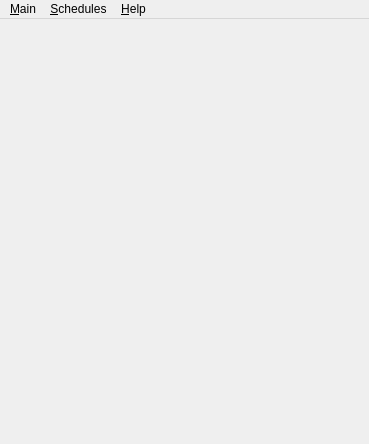
seberm/salarm, file src/ui/mainwindow.ui: the form before one commit.
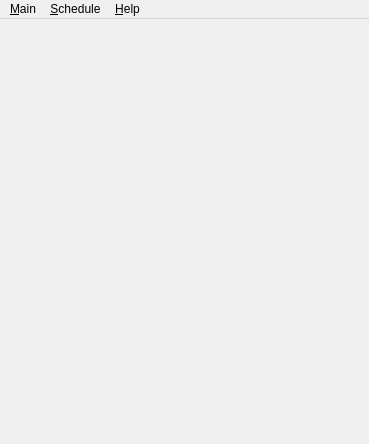
The form after the commit. Icons and pictures are not drawn.

Commit message: Deletion of schedules is now workin'.

```diff
--- a/src/ui/mainwindow.ui
+++ b/src/ui/mainwindow.ui
@@ -49,7 +49,7 @@
    </widget>
    <widget class="QMenu" name="menuSchedule">
     <property name="title">
-     <string>&amp;Schedules</string>
+     <string>&amp;Schedule</string>
     </property>
    </widget>
    <addaction name="menu_Main"/>
```
Left out of the diff: 22 changed lines with no effect on the pictures. The commit also changes 5 other files.
